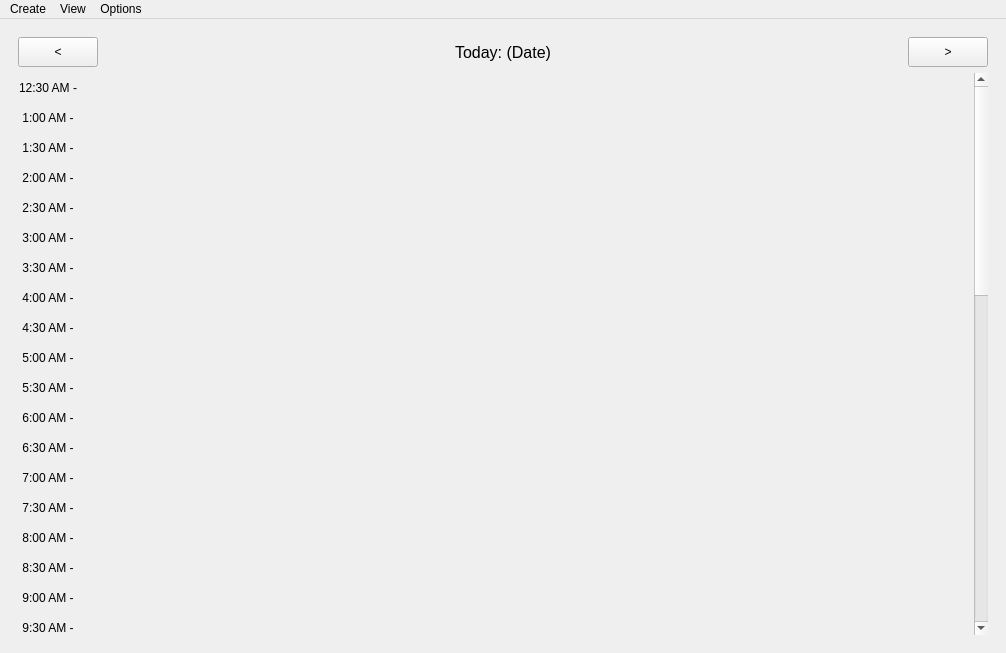
First picture: the form in Torg/torg.ui, repository Tiane-Maestas/Torg, before the edit.
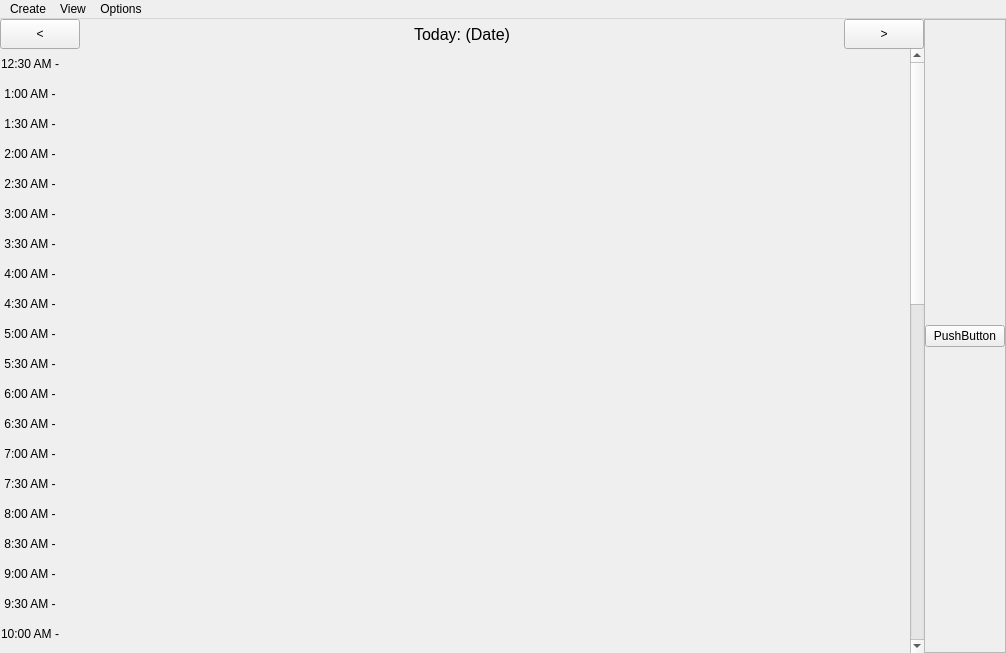
Second picture: the form after the edit. The open tabs and pages were chosen to show the change.

Commit message: Added Beginings of a custom side bar menu

Diff of the .ui file:
```diff
--- a/Torg/torg.ui
+++ b/Torg/torg.ui
@@ -26,7 +26,22 @@
    <property name="tabletTracking">
     <bool>false</bool>
    </property>
-   <layout class="QVBoxLayout" name="verticalLayout">
+   <layout class="QHBoxLayout" name="horizontalLayout_11">
+    <property name="spacing">
+     <number>0</number>
+    </property>
+    <property name="leftMargin">
+     <number>0</number>
+    </property>
+    <property name="topMargin">
+     <number>0</number>
+    </property>
+    <property name="rightMargin">
+     <number>0</number>
+    </property>
+    <property name="bottomMargin">
+     <number>0</number>
+    </property>
     <item>
      <widget class="QStackedWidget" name="stackedWidget">
       <property name="sizePolicy">
@@ -38,11 +53,26 @@
       <property name="frameShape">
        <enum>QFrame::NoFrame</enum>
       </property>
-      <property name="currentIndex">
+      <property name="lineWidth">
        <number>0</number>
       </property>
       <widget class="QWidget" name="Day_View">
        <layout class="QVBoxLayout" name="verticalLayout_4">
+        <property name="spacing">
+         <number>0</number>
+        </property>
+        <property name="leftMargin">
+         <number>0</number>
+        </property>
+        <property name="topMargin">
+         <number>0</number>
+        </property>
+        <property name="rightMargin">
+         <number>0</number>
+        </property>
+        <property name="bottomMargin">
+         <number>0</number>
+        </property>
         <item>
          <layout class="QHBoxLayout" name="dayControlLayout">
           <item>
@@ -120,8 +150,8 @@
              <property name="geometry">
               <rect>
                <x>0</x>
-               <y>0</y>
-               <width>954</width>
+               <y>-556</y>
+               <width>908</width>
                <height>1536</height>
               </rect>
              </property>
@@ -6254,6 +6284,58 @@
       </widget>
      </widget>
     </item>
+    <item alignment="Qt::AlignHCenter">
+     <widget class="QFrame" name="frame">
+      <property name="sizePolicy">
+       <sizepolicy hsizetype="Expanding" vsizetype="Expanding">
+        <horstretch>0</horstretch>
+        <verstretch>0</verstretch>
+       </sizepolicy>
+      </property>
+      <property name="minimumSize">
+       <size>
+        <width>50</width>
+        <height>0</height>
+       </size>
+      </property>
+      <property name="baseSize">
+       <size>
+        <width>0</width>
+        <height>0</height>
+       </size>
+      </property>
+      <property name="frameShape">
+       <enum>QFrame::StyledPanel</enum>
+      </property>
+      <property name="frameShadow">
+       <enum>QFrame::Raised</enum>
+      </property>
+      <layout class="QVBoxLayout" name="verticalLayout">
+       <property name="spacing">
+        <number>0</number>
+       </property>
+       <property name="leftMargin">
+        <number>0</number>
+       </property>
+       <property name="topMargin">
+        <number>0</number>
+       </property>
+       <property name="rightMargin">
+        <number>0</number>
+       </property>
+       <property name="bottomMargin">
+        <number>0</number>
+       </property>
+       <item>
+        <widget class="QPushButton" name="pushButton">
+         <property name="text">
+          <string>PushButton</string>
+         </property>
+        </widget>
+       </item>
+      </layout>
+     </widget>
+    </item>
    </layout>
   </widget>
   <widget class="QMenuBar" name="menubar">
```
Left out of the diff: 35 changed lines with no effect on the pictures. The commit also changes 1 other file.
